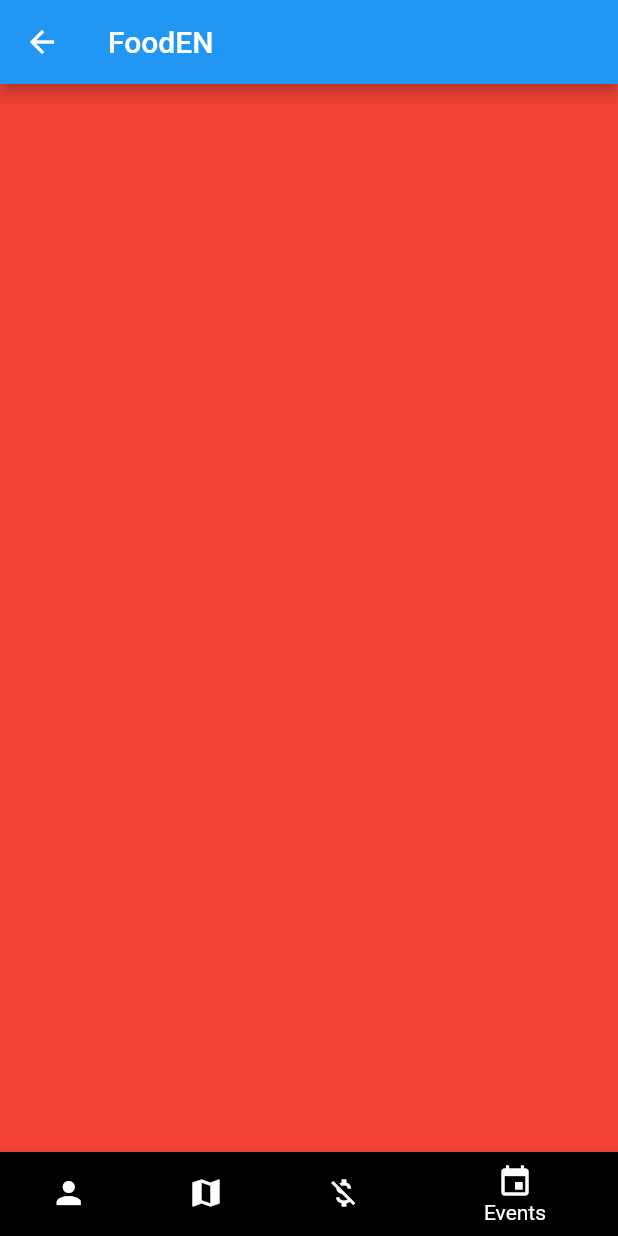
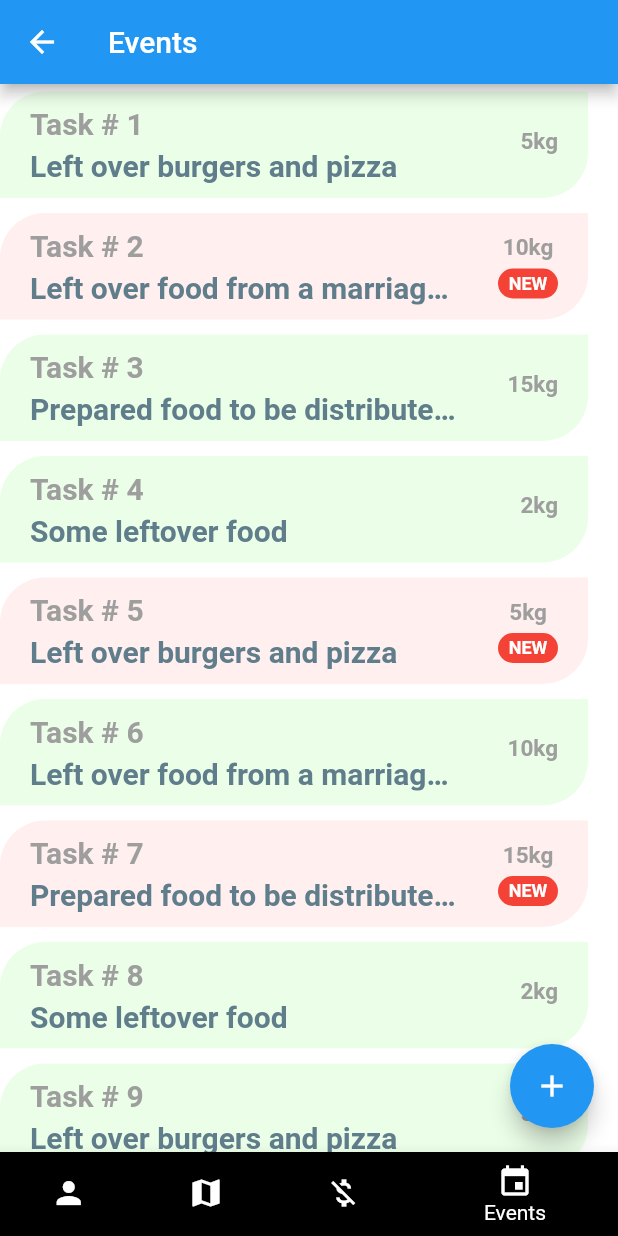
Before and after one commit to taimoor61/FoodEn, a Flutter app: the HomeScreen screen opened by its route, item 4 of the bottom bar chosen, on a phone screen of 412 x 824 dp. Run offline on Flutter 3.47's test engine with Material 2 defaults, Android fonts, the phone set to English and light mode, and no system bars.

Commit message:
Added Events Screen

```diff
--- /dev/null
+++ b/lib/models/events.dart
@@ -0,0 +1,32 @@
+class Event{
+
+  Event({this.amount = 0, this.volunteerRequired = 0, this.description = "", this.isHandled = false});
+
+  int amount;
+  int volunteerRequired;
+  String description;
+  bool isHandled;
+}
+
+List<Event> events = [
+  Event(amount: 5, volunteerRequired: 2, description: "Left over burgers and pizza", isHandled: true),
+  Event(amount: 10, volunteerRequired: 2, description: "Left over food from a marriage hall"),
+  Event(amount: 15, volunteerRequired: 3, description: "Prepared food to be distributed among the needy", isHandled: true),
+  Event(amount: 2, volunteerRequired: 1, description: "Some leftover food", isHandled: true),
+  Event(amount: 5, volunteerRequired: 2, description: "Left over burgers and pizza"),
+  Event(amount: 10, volunteerRequired: 2, description: "Left over food from a marriage hall", isHandled: true),
+  Event(amount: 15, volunteerRequired: 3, description: "Prepared food to be distributed among the needy"),
+  Event(amount: 2, volunteerRequired: 1, description: "Some leftover food", isHandled: true),
+  Event(amount: 5, volunteerRequired: 2, description: "Left over burgers and pizza", isHandled: true),
+  Event(amount: 10, volunteerRequired: 2, description: "Left over food from a marriage hall"),
+  Event(amount: 15, volunteerRequired: 3, description: "Prepared food to be distributed among the needy"),
+  Event(amount: 2, volunteerRequired: 1, description: "Some leftover food", isHandled: true),
+  Event(amount: 5, volunteerRequired: 2, description: "Left over burgers and pizza"),
+  Event(amount: 10, volunteerRequired: 2, description: "Left over food from a marriage hall"),
+  Event(amount: 15, volunteerRequired: 3, description: "Prepared food to be distributed among the needy"),
+  Event(amount: 2, volunteerRequired: 1, description: "Some leftover food"),
+  Event(amount: 5, volunteerRequired: 2, description: "Left over burgers and pizza"),
+  Event(amount: 10, volunteerRequired: 2, description: "Left over food from a marriage hall"),
+  Event(amount: 15, volunteerRequired: 3, description: "Prepared food to be distributed among the needy"),
+  Event(amount: 2, volunteerRequired: 1, description: "Some leftover food")
+];
--- /dev/null
+++ b/lib/screens/event_screen.dart
@@ -0,0 +1,90 @@
+import 'package:flutter/material.dart';
+import 'package:fooden/models/events.dart';
+
+class EventScreen extends StatelessWidget {
+  @override
+  Widget build(BuildContext context) {
+    return Scaffold(
+      appBar: AppBar(
+        title: Text("Events"),
+      ),
+      floatingActionButton: FloatingActionButton(
+        onPressed: null,
+        child: Icon(Icons.add),
+      ),
+      body: ListView.builder(
+        itemCount: events.length,
+        itemBuilder: (BuildContext context, int index) {
+          final Event event = events[index];
+          return Container(
+            margin: EdgeInsets.only(top: 5.0, bottom: 5.0, right: 20.0),
+            padding: EdgeInsets.symmetric(horizontal: 20.0, vertical: 10.0),
+            decoration: BoxDecoration(
+                color: event.isHandled ? Color(0xFFebffe8) : Color(0xFFFFEFEE),
+                borderRadius: BorderRadius.only(
+                  topLeft: Radius.circular(30.0),
+                  bottomRight: Radius.circular(30.0),
+                )),
+            child: Row(
+              mainAxisAlignment: MainAxisAlignment.spaceBetween,
+              children: <Widget>[
+                Column(
+                  crossAxisAlignment: CrossAxisAlignment.start,
+                  mainAxisAlignment: MainAxisAlignment.spaceBetween,
+                  children: <Widget>[
+                    Text(
+                      "Task # " + (index + 1).toString(),
+                      style: TextStyle(
+                          fontSize: 20.0,
+                          color: Colors.grey,
+                          fontWeight: FontWeight.bold),
+                    ),
+                    SizedBox(height: 5.0),
+                    Container(
+                      width: MediaQuery.of(context).size.width * 0.7,
+                      child: Text(
+                        event.description,
+                        style: TextStyle(
+                            fontSize: 20.0,
+                            color: Colors.blueGrey,
+                            fontWeight: FontWeight.w600),
+                        overflow: TextOverflow.ellipsis,
+                      ),
+                    ),
+                  ],
+                ),
+                Column(children: <Widget>[
+                  Text(
+                    event.amount.toString() + 'kg',
+                    style: TextStyle(
+                      fontSize: 15.0,
+                      color: Colors.grey,
+                      fontWeight: FontWeight.bold,
+                    ),
+                  ),
+                  SizedBox(height: 5.0),
+                  event.isHandled ? SizedBox.shrink(): Container(
+                    width: 40.0,
+                    height: 20.0,
+                    decoration: BoxDecoration(
+                        borderRadius: BorderRadius.circular(30.0),
+                        color: Colors.red),
+                    alignment: Alignment.center,
+                    child: Text(
+                      "NEW",
+                      style: TextStyle(
+                        color: Colors.white,
+                        fontSize: 12.0,
+                        fontWeight: FontWeight.bold,
+                      ),
+                    ),
+                  )
+                ])
+              ],
+            ),
+          );
+        },
+      ),
+    );
+  }
+}
--- a/lib/screens/home_screen.dart
+++ b/lib/screens/home_screen.dart
@@ -1,4 +1,5 @@
 import 'package:flutter/material.dart';
+import 'package:fooden/screens/event_screen.dart';
 import 'package:fooden/screens/profile_screen.dart';
 
 class HomeScreen extends StatefulWidget {
@@ -12,18 +13,14 @@ class _HomeScreenState extends State<HomeScreen> {
     ProfileScreen(),
     Container(color: Colors.blue),
     Container(color: Colors.green),
-    Container(color: Colors.red),
+    EventScreen(),
   ];
 
   @override
   Widget build(BuildContext context) {
     return Scaffold(
-      appBar: AppBar(
-        title: Text('FoodEN'),
-      ),
       body: _children[_currentIndex],
       bottomNavigationBar: BottomNavigationBar(
-        backgroundColor: Colors.grey,
         currentIndex: _currentIndex,
         onTap: (index) {
           setState(() {
--- a/lib/screens/login_screen.dart
+++ b/lib/screens/login_screen.dart
@@ -18,11 +18,13 @@ class _LoginScreenState extends State<LoginScreen> {
           mainAxisAlignment: MainAxisAlignment.center,
           crossAxisAlignment: CrossAxisAlignment.stretch,
           children: <Widget>[
-            Container(
-              height: 200.0,
-              child: Hero(
-                tag: "logo",
-                child: Image.asset('images/logo.png'),
+            Flexible(
+              child: Container(
+                height: 200.0,
+                child: Hero(
+                  tag: "logo",
+                  child: Image.asset('images/logo.png'),
+                ),
               ),
             ),
             SizedBox(
@@ -43,9 +45,8 @@ class _LoginScreenState extends State<LoginScreen> {
                 //Do something with the user input.
               },
               textAlign: TextAlign.center,
-              decoration: kInputDecoration.copyWith(
-                hintText: "Enter Your Password"
-              ),
+              decoration:
+                  kInputDecoration.copyWith(hintText: "Enter Your Password"),
             ),
             SizedBox(
               height: 24.0,
@@ -53,7 +54,7 @@ class _LoginScreenState extends State<LoginScreen> {
             RoundedButton(
               text: "Login",
               color: Colors.lightBlueAccent,
-              onPressed: (){
+              onPressed: () {
                 Navigator.pushNamed(context, 'home_screen');
               },
             ),
--- a/lib/screens/profile_screen.dart
+++ b/lib/screens/profile_screen.dart
@@ -5,7 +5,11 @@ class ProfileScreen extends StatelessWidget {
   @override
   Widget build(BuildContext context) {
     return Scaffold(
+      appBar: AppBar(
+        title: Text("Profile"),
+      ),
       floatingActionButton: FloatingActionButton(
+        onPressed: null,
         child: Icon(Icons.edit),
       ),
       body: Padding(
@@ -14,28 +18,32 @@ class ProfileScreen extends StatelessWidget {
           child: Column(
             crossAxisAlignment: CrossAxisAlignment.center,
             children: <Widget>[
-              Container(
-                width: 190.0,
-                height: 190.0,
-                decoration: new BoxDecoration(
-                  shape: BoxShape.circle,
-                  image: new DecorationImage(
-                    fit: BoxFit.fill,
-                    image: AssetImage("images/my_image.jpg"),
+              Flexible(
+                child: Container(
+                  width: 200.0,
+                  height: 200.0,
+                  decoration: new BoxDecoration(
+                    shape: BoxShape.circle,
+                    image: new DecorationImage(
+                      fit: BoxFit.fill,
+                      image: AssetImage("images/my_image.jpg"),
+                    ),
                   ),
                 ),
               ),
               SizedBox(
-                height: 40.0,
-                width: 150.0,
-                child: Divider(
-                  height: 5.0,
-                  color: Colors.teal.shade100,
+                height: 20.0,
+              ),
+              Text(
+                "Taimoor Aftab",
+                style: TextStyle(
+                  color: Colors.teal.shade900,
+                  fontSize: 40.0,
+                  fontFamily: "Pacifico",
                 ),
               ),
-              CustomCard(
-                text: "Taimoor Aftab",
-                icon: Icons.people,
+              SizedBox(
+                height: 20.0,
               ),
               CustomCard(
                 text: "+92 343 9851659",
--- a/pubspec.yaml
+++ b/pubspec.yaml
@@ -42,8 +42,7 @@ flutter:
 
   # To add assets to your application, add an assets section, like this:
   assets:
-   - images/logo.png
-   - images/my_image.jpg
+   - images/
 
   # An image asset can refer to one or more resolution-specific "variants", see
   # https://flutter.dev/assets-and-images/#resolution-aware.
```
